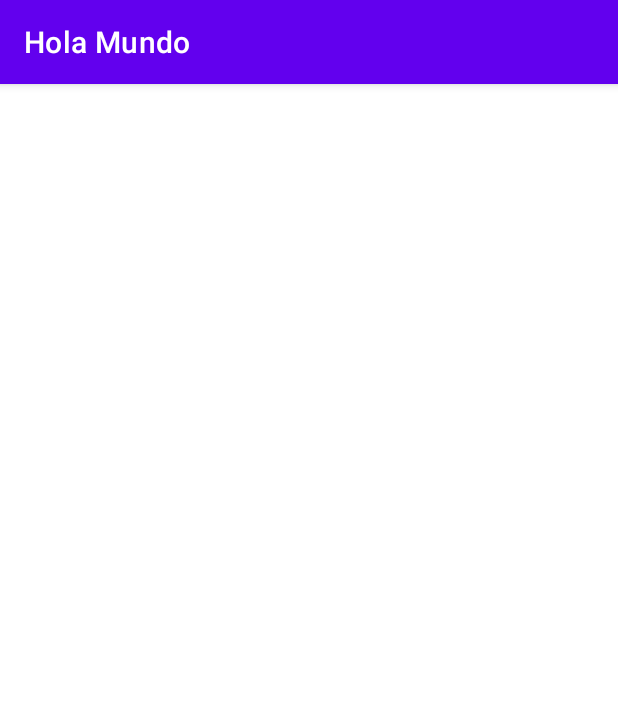
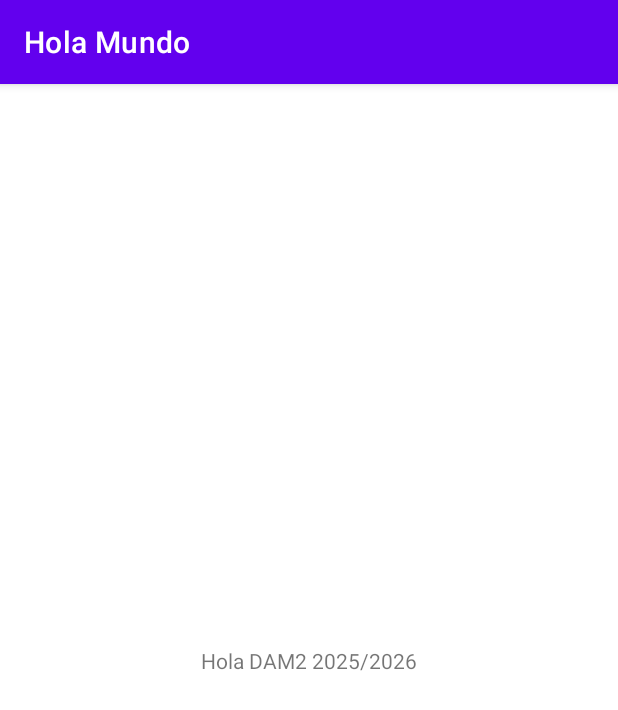
Before and after one commit to JotaMynds/AdroidStudioPMDM, an Android app: the MainActivity screen opened directly, with no data from a screen before it, on a phone screen of 412 x 824 dp. Shown: the top 710 px of the screen. Run offline under Robolectric (Android 15) with nearby library versions, the phone set to English and light mode, and no system bars.

Commit message:
AndroidStudio 1.2

```diff
--- a/AndroidStudio/app/src/main/res/layout/activity_main.xml
+++ b/AndroidStudio/app/src/main/res/layout/activity_main.xml
@@ -7,4 +7,12 @@
     android:layout_height="match_parent"
     tools:context=".MainActivity">
 
+    <TextView
+        android:layout_width="wrap_content"
+        android:layout_height="wrap_content"
+        android:text="Hola DAM2 2025/2026"
+        app:layout_constraintBottom_toBottomOf="parent"
+        app:layout_constraintEnd_toEndOf="parent"
+        app:layout_constraintStart_toStartOf="parent"
+        app:layout_constraintTop_toTopOf="parent" />
 </androidx.constraintlayout.widget.ConstraintLayout>
--- a/AndroidStudio/app/src/main/res/values/strings.xml
+++ b/AndroidStudio/app/src/main/res/values/strings.xml
@@ -1,4 +1,4 @@
 <resources>
     <string name="app_name">Hola Mundo</string>
-    <string name="bienvenida">Bienvenido al curso de DAM 2</string>
+    <string name="bienvenida">Bienvenido al curso de DAM 2 2025/2026</string>
 </resources>
```
